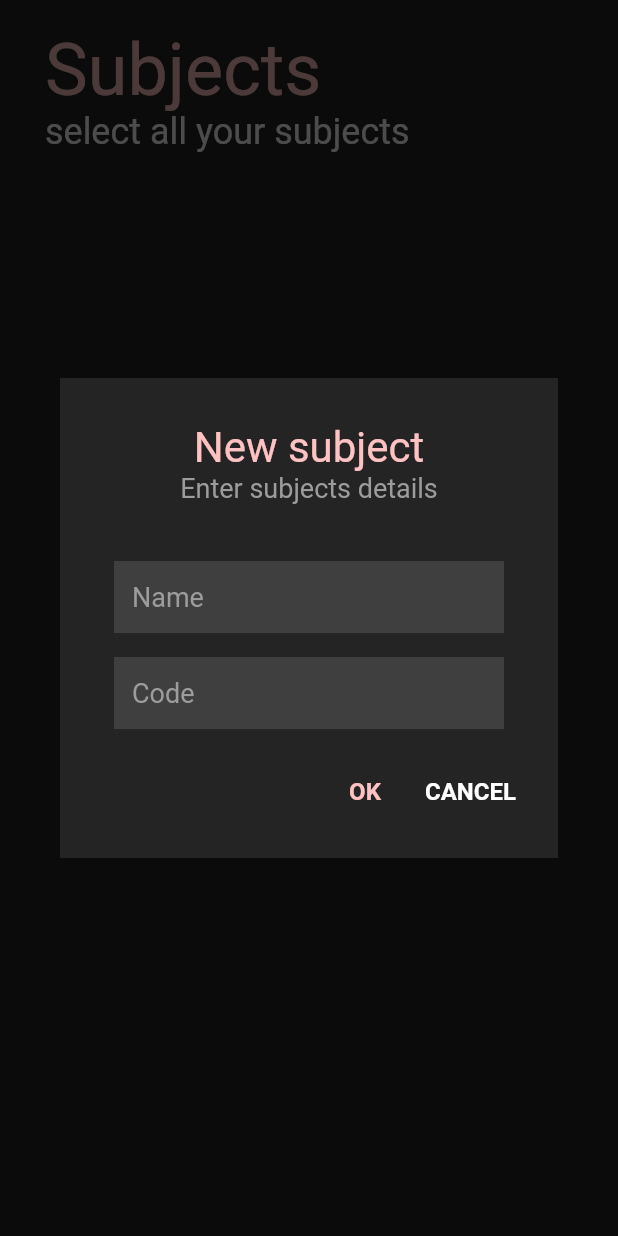
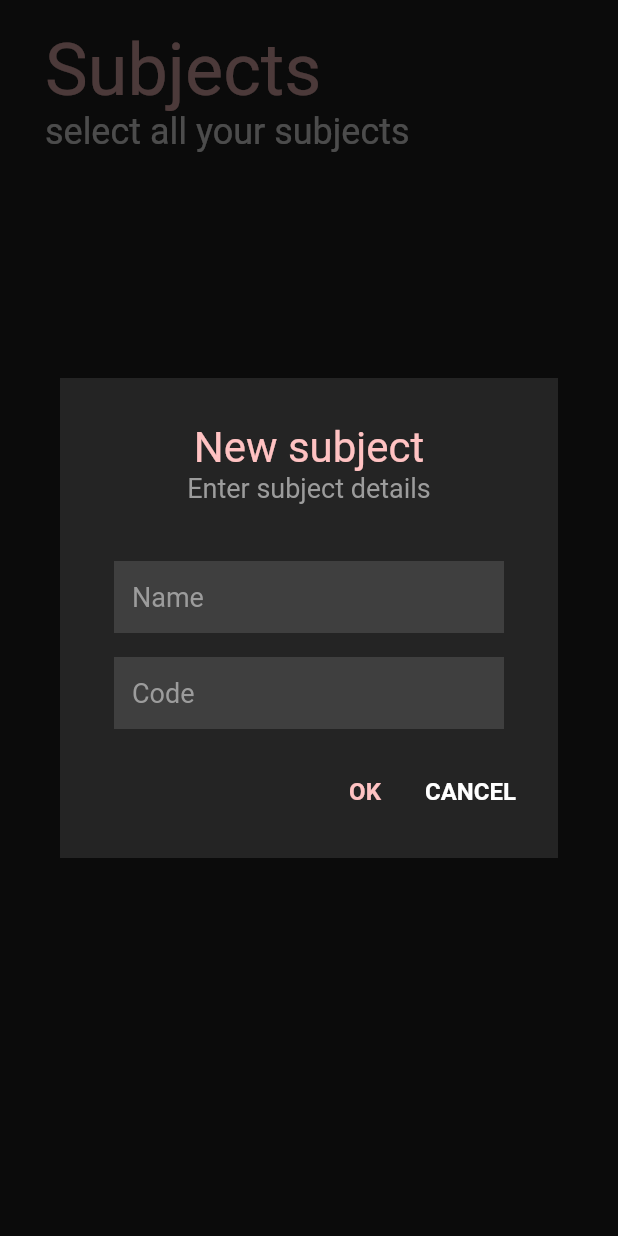
Before and after one commit to krispykalsi/pretend, a Flutter app: the screen it shows after launch, after a tap on "Add/remove subjects", after a tap on "Add Subject Manually", on a phone screen of 412 x 824 dp. Run offline on Flutter 3.47's test engine with Material 2 defaults, Android fonts, the phone set to English and light mode, and no system bars; our stand-ins replace auto_route, bloc, dartz, equatable, flutter_bloc, get_it and 4 more; accounts and stored records are empty.

Commit message:
spelling mistake (subjects -> subject)

```diff
--- a/lib/presentation/setup/subjects/add_new_subject_dialog_body.dart
+++ b/lib/presentation/setup/subjects/add_new_subject_dialog_body.dart
@@ -45,7 +45,7 @@ class _AddNewSubjectDialogBodyState extends State<AddNewSubjectDialogBody> {
                 fontSize: 28.0,
               ),
             ),
-            Text('Enter subjects details'),
+            Text('Enter subject details'),
             SizedBox(height: 30),
             _buildTextField(
               "Name",
```
